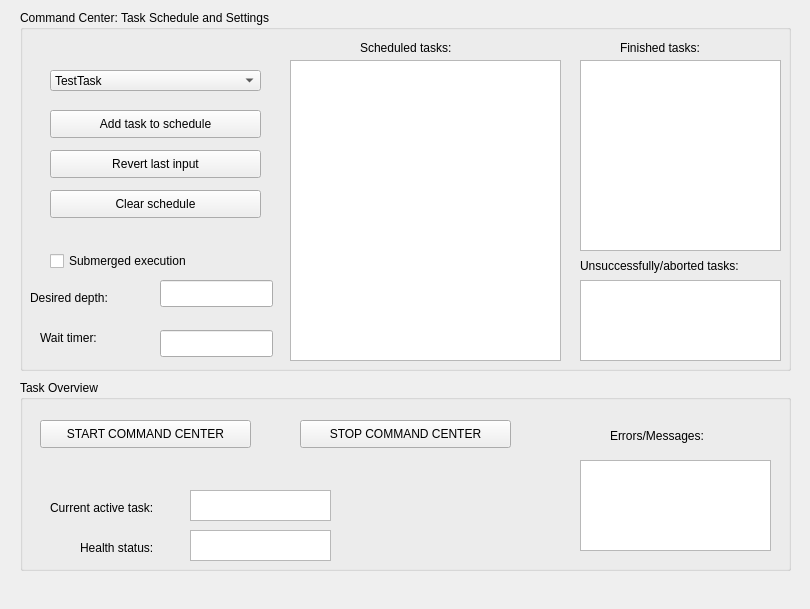
This is Hanse/CommandCenter/commandcenterform.ui in iti-luebeck/HANSE2011 as Qt 5 draws it before an edit. The edited form follows.
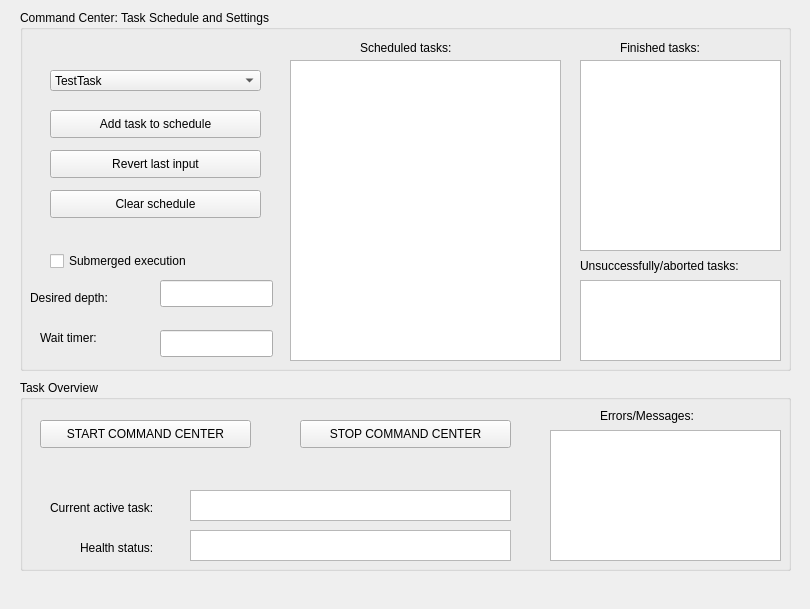
This is the edited form.

```diff
--- a/Hanse/CommandCenter/commandcenterform.ui
+++ b/Hanse/CommandCenter/commandcenterform.ui
@@ -311,7 +311,7 @@
      <rect>
       <x>170</x>
       <y>110</y>
-      <width>141</width>
+      <width>321</width>
       <height>31</height>
      </rect>
     </property>
@@ -334,7 +334,7 @@
      <rect>
       <x>170</x>
       <y>150</y>
-      <width>141</width>
+      <width>321</width>
       <height>31</height>
      </rect>
     </property>
@@ -342,8 +342,8 @@
    <widget class="QLabel" name="label_5">
     <property name="geometry">
      <rect>
-      <x>590</x>
-      <y>40</y>
+      <x>580</x>
+      <y>20</y>
       <width>141</width>
       <height>31</height>
      </rect>
@@ -355,10 +355,10 @@
    <widget class="QTextBrowser" name="errorOutput">
     <property name="geometry">
      <rect>
-      <x>560</x>
-      <y>80</y>
-      <width>191</width>
-      <height>91</height>
+      <x>530</x>
+      <y>50</y>
+      <width>231</width>
+      <height>131</height>
      </rect>
     </property>
    </widget>
```
